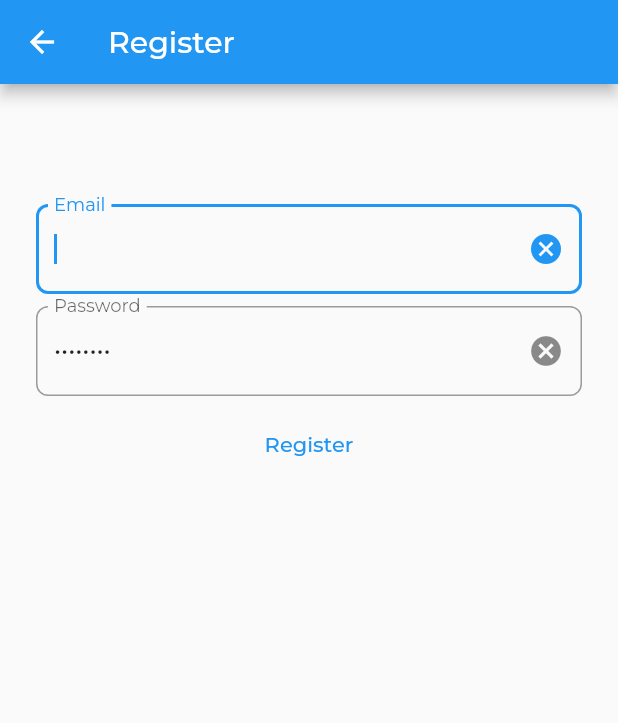
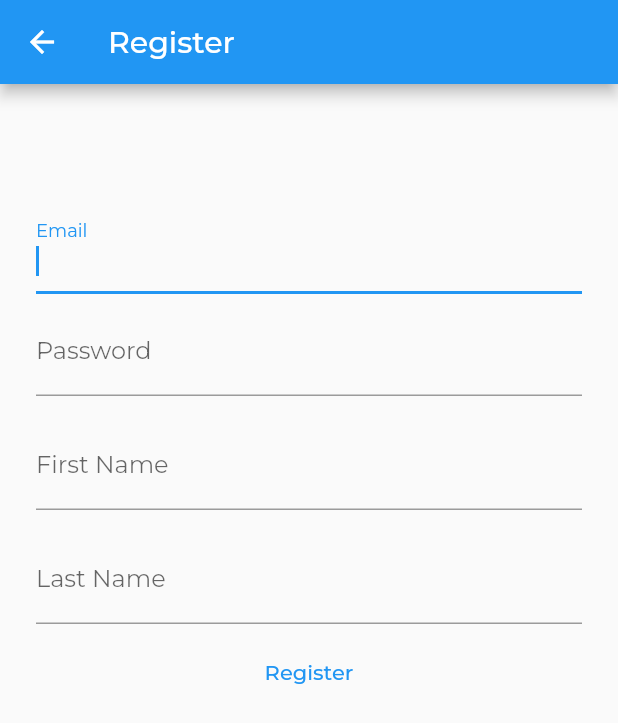
Before and after one commit to ariful06/flutter-apis, a Flutter app: the RegisterPage screen opened directly, on a phone screen of 412 x 824 dp. Shown: the top 723 px of the screen. Run offline on Flutter 3.47's test engine with Material 2 defaults, Android fonts, the light colour scheme and no system bars; our stand-ins replace animate_do, animated_text_kit, badges, better_player, bot_toast, cloud_firestore and 16 more; missing offline and left inert: flutter_firebase_chat_core; accounts and stored records are empty.

Commit message:
chat ui refactored

```diff
--- a/lib/home/chat/login/login_page.dart
+++ b/lib/home/chat/login/login_page.dart
@@ -84,7 +84,7 @@ class LoginPage extends GetView<AuthController> {
                     : () {
                   Navigator.of(context).push(
                     MaterialPageRoute(
-                      builder: (context) => const RegisterPage(),
+                      builder: (context) => RegisterPage(),
                     ),
                   );
                 },
--- a/lib/home/chat/register/register.dart
+++ b/lib/home/chat/register/register.dart
@@ -2,94 +2,21 @@
 import 'package:firebase_auth/firebase_auth.dart';
 import 'package:flutter/material.dart';
 import 'package:flutter/services.dart';
+import 'package:flutter_api_learning/home/chat/controller/auth_controller.dart';
 import 'package:flutter_chat_types/flutter_chat_types.dart' as types;
 import 'package:flutter_firebase_chat_core/flutter_firebase_chat_core.dart';
+import 'package:get/get.dart';
 
-class RegisterPage extends StatefulWidget {
-  const RegisterPage({Key? key}) : super(key: key);
+class RegisterPage extends GetView<AuthController> {
 
-  @override
-  _RegisterPageState createState() => _RegisterPageState();
-}
+  RegisterPage({Key? key}) : super(key: key);
 
-class _RegisterPageState extends State<RegisterPage> {
-  String? _email;
-  String? _firstName;
-  FocusNode? _focusNode;
-  String? _lastName;
+  FocusNode? _focusNode = FocusNode();
   bool _registering = false;
-  TextEditingController? _passwordController;
-  TextEditingController? _usernameController;
-
-  @override
-  void initState() {
-    super.initState();
-    _email = '';
-    _firstName = '';
-    _lastName = '';
-    _focusNode = FocusNode();
-    _passwordController = TextEditingController(text: 'Qawsed1-');
-    _usernameController = TextEditingController(
-      text: _email,
-    );
-  }
-
-  @override
-  void dispose() {
-    _focusNode?.dispose();
-    _passwordController?.dispose();
-    _usernameController?.dispose();
-    super.dispose();
-  }
-
-  void _register() async {
-    FocusScope.of(context).unfocus();
-
-    setState(() {
-      _registering = true;
-    });
-
-    try {
-      final credential = await FirebaseAuth.instance.createUserWithEmailAndPassword(
-        email: _usernameController!.text,
-        password: _passwordController!.text,
-      );
-      await FirebaseChatCore.instance.createUserInFirestore(
-        types.User(
-          firstName: _firstName,
-          id: credential.user!.uid,
-          imageUrl: 'https://i.pravatar.cc/300?u=$_email',
-          lastName: _lastName,
-        ),
-      );
-      Navigator.of(context)
-        ..pop()
-        ..pop();
-    } catch (e) {
-      setState(() {
-        _registering = false;
-      });
-
-      await showDialog(
-        context: context,
-        builder: (context) => AlertDialog(
-          actions: [
-            TextButton(
-              onPressed: () {
-                Navigator.of(context).pop();
-              },
-              child: const Text('OK'),
-            ),
-          ],
-          content: Text(
-            e.toString(),
-          ),
-          title: const Text('Error'),
-        ),
-      );
-    }
-  }
-
+  TextEditingController? _passwordController  = TextEditingController(text: '');
+  TextEditingController? _usernameController  = TextEditingController(text: '');
+  TextEditingController? _firstNameController  = TextEditingController(text: '');
+  TextEditingController? _lastNameController  = TextEditingController(text: '');
   @override
   Widget build(BuildContext context) {
     return Scaffold(
@@ -108,21 +35,11 @@ class _RegisterPageState extends State<RegisterPage> {
                 autofocus: true,
                 controller: _usernameController,
                 decoration: InputDecoration(
-                  border: const OutlineInputBorder(
-                    borderRadius: BorderRadius.all(
-                      Radius.circular(8),
-                    ),
-                  ),
+                  fillColor: Colors.grey.shade200,
                   labelText: 'Email',
-                  suffixIcon: IconButton(
-                    icon: const Icon(Icons.cancel),
-                    onPressed: () => _usernameController?.clear(),
-                  ),
                 ),
                 keyboardType: TextInputType.emailAddress,
-                onEditingComplete: () {
-                  _focusNode?.requestFocus();
-                },
+                onEditingComplete: () => FocusScope.of(context).nextFocus(),
                 readOnly: _registering,
                 textCapitalization: TextCapitalization.none,
                 textInputAction: TextInputAction.next,
@@ -134,27 +51,55 @@ class _RegisterPageState extends State<RegisterPage> {
                   autofillHints: _registering ? null : [AutofillHints.password],
                   controller: _passwordController,
                   decoration: InputDecoration(
-                    border: const OutlineInputBorder(
-                      borderRadius: BorderRadius.all(
-                        Radius.circular(8),
-                      ),
-                    ),
+                    fillColor: Colors.grey.shade200,
                     labelText: 'Password',
-                    suffixIcon: IconButton(
-                      icon: const Icon(Icons.cancel),
-                      onPressed: () => _passwordController?.clear(),
-                    ),
                   ),
-                  focusNode: _focusNode,
                   keyboardType: TextInputType.emailAddress,
                   obscureText: true,
-                  onEditingComplete: _register,
+                  textCapitalization: TextCapitalization.none,
+                  textInputAction: TextInputAction.next,
+                  onEditingComplete: () => FocusScope.of(context).nextFocus(),
+                ),
+              ),
+              Container(
+                margin: const EdgeInsets.symmetric(vertical: 8),
+                child: TextField(
+                  autocorrect: false,
+                  controller: _firstNameController,
+                  decoration: InputDecoration(
+                    fillColor: Colors.grey.shade200,
+                    labelText: 'First Name',
+                  ),
+                  keyboardType: TextInputType.text,
+                  textCapitalization: TextCapitalization.none,
+                  textInputAction: TextInputAction.next,
+                  onEditingComplete: () => FocusScope.of(context).nextFocus(),
+
+                ),
+              ),
+
+              Container(
+                margin: const EdgeInsets.symmetric(vertical: 8),
+                child: TextField(
+                  autocorrect: false,
+                  controller: _lastNameController,
+                  decoration: InputDecoration(
+                    fillColor: Colors.grey.shade200,
+                    labelText: 'Last Name',
+                  ),
+                  onEditingComplete: () {
+                    _focusNode?.requestFocus();
+                  },
+                  keyboardType: TextInputType.text,
                   textCapitalization: TextCapitalization.none,
                   textInputAction: TextInputAction.done,
                 ),
               ),
+
               TextButton(
-                onPressed: _registering ? null : _register,
+                onPressed:(){
+                  controller.register(_firstNameController!.text.trim(), _lastNameController!.text.trim(),_usernameController!.text.trim(), _passwordController!.text.trim());
+                },
                 child: const Text('Register'),
               ),
             ],
```
Also changed, not shown: lib/home/chat/controller/auth_controller.dart (+41 -14 lines), lib/home/chat/rooms.dart (+7 -7 lines).
